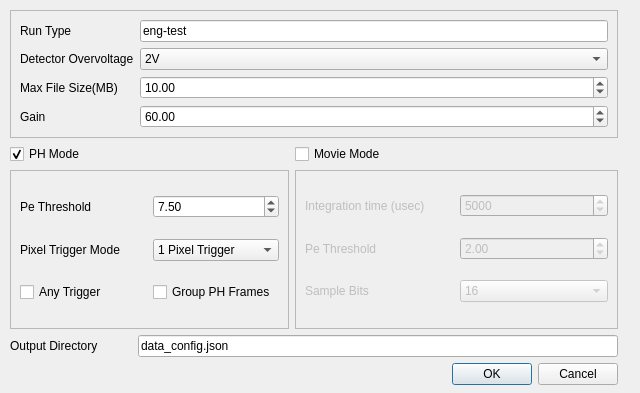
Above: data_config_widget.ui from liuweiseu/panoseti_control_gui before the change. Below: the same form after it.
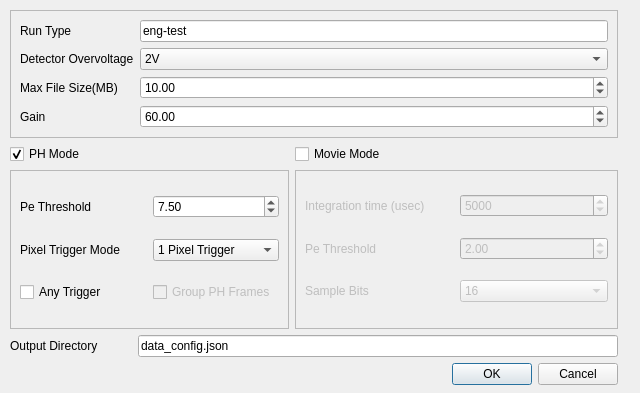
That is the form after the change.

What changed in the file:
```diff
--- a/data_config_widget.ui
+++ b/data_config_widget.ui
@@ -118,7 +118,7 @@
        <item row="2" column="1">
         <widget class="QCheckBox" name="ph_group_frame_enable">
          <property name="enabled">
-          <bool>true</bool>
+          <bool>false</bool>
          </property>
          <property name="text">
           <string>Group PH Frames</string>
```
